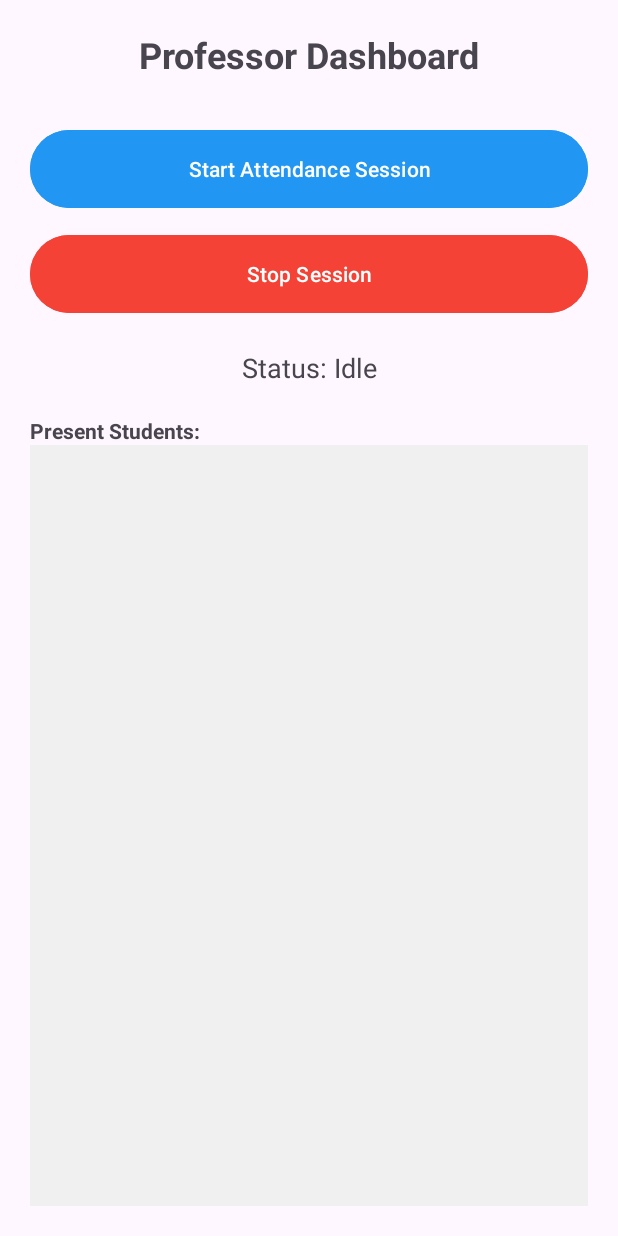
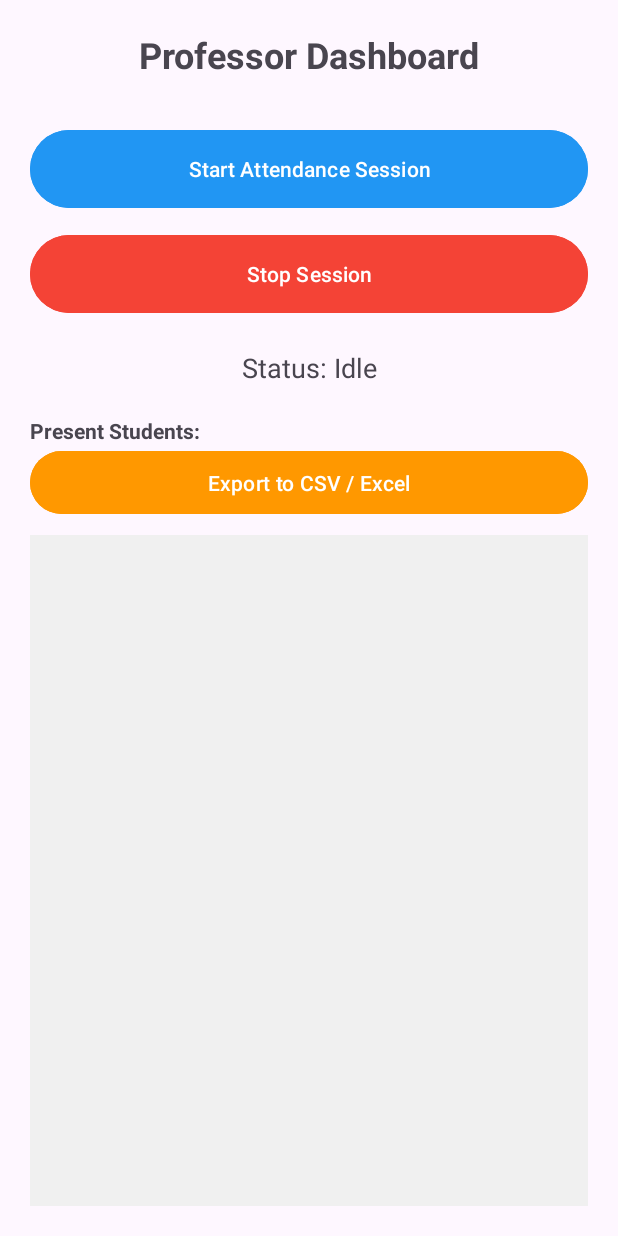
Before and after one commit to llumangll/ProximityAttendance, an Android app: the ProfessorActivity screen opened directly, with no data from a screen before it, on a phone screen of 412 x 824 dp. Run offline under Robolectric (Android 15) with nearby library versions, the phone set to English and light mode, and no system bars; libraries missing offline, so code that uses them is left out: com.google.android.gms.

Commit message:
Feat: Added CSV Export logic (Ready for testing)

```diff
--- a/app/src/main/res/layout/activity_professor.xml
+++ b/app/src/main/res/layout/activity_professor.xml
@@ -46,6 +46,14 @@
         android:textStyle="bold"
         android:layout_marginTop="10dp"/>
 
+    <Button
+        android:id="@+id/btnExport"
+        android:layout_width="match_parent"
+        android:layout_height="50dp"
+        android:text="Export to CSV / Excel"
+        android:backgroundTint="#FF9800"
+        android:layout_marginBottom="10dp"/>
+
     <ListView
         android:id="@+id/studentListView"
         android:layout_width="match_parent"
```
Also changed, not shown: app/src/main/java/com/nirma/attendance/ProfessorActivity.java (+57 -14 lines).
